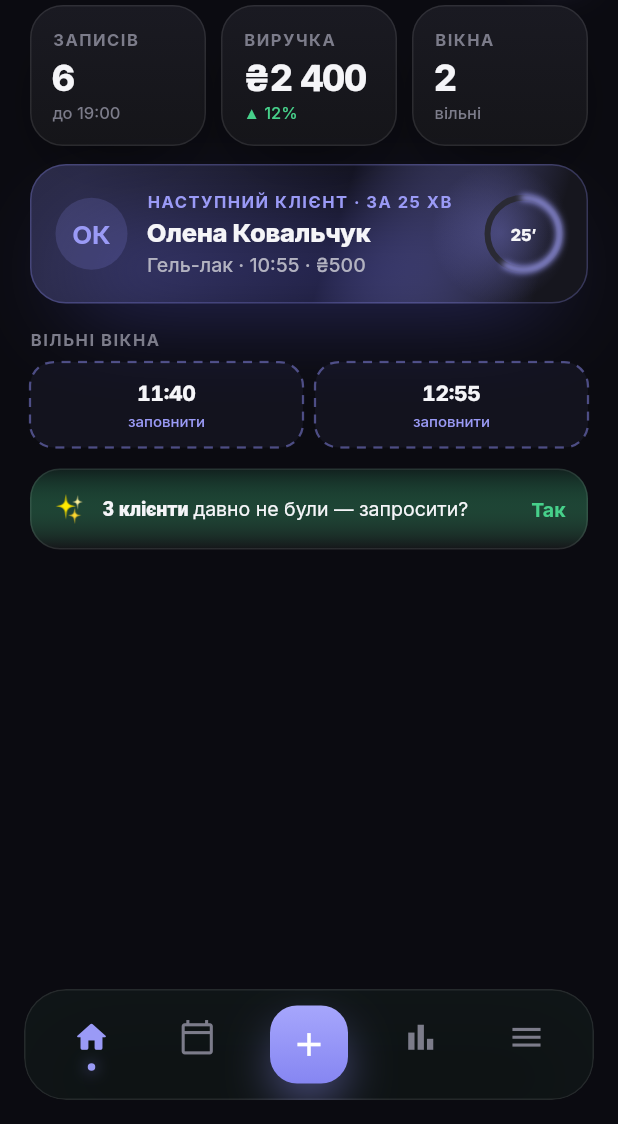
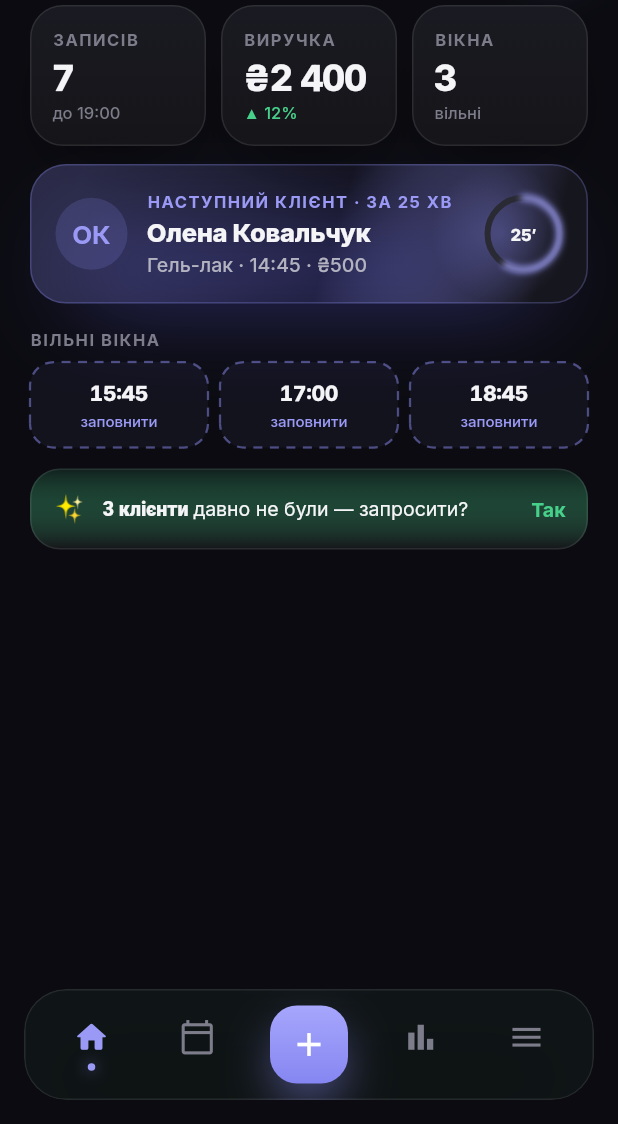
Before and after one commit to wf6zn6n9wm-ux/Shopik, a Flutter app: the screen it shows after launch, on a phone screen of 412 x 824 dp, the part 112-1236 px from its top. Run offline on Flutter 3.47's test engine with Material 3 defaults, Android fonts, the phone set to English and light mode, and no system bars; our stand-ins replace drift, drift_flutter, flutter_riverpod, go_router, google_fonts; accounts and stored records are empty; generated files the repository leaves out were written again.

Commit message:
fix(home): deterministic daytime demo clock, 3 free windows, fix revenue wrap
- Demo clock anchored to today 14:20 so dashboard/calendar always render the
  daytime mockup scenario regardless of CI render time (avoids midnight-UTC
  artifacts).
- Seed: fixed clock-time appointments (4 completed = ₴2 400, next 14:45,
  spaced to yield 3 daytime free windows), + client Юлія Савчук.
- Free-window logic relative to now, gaps ≥40min to 20:00.
- ZStatCard value uses FittedBox to prevent ₴2 400 wrapping.

```diff
--- a/nova/lib/data/providers.dart
+++ b/nova/lib/data/providers.dart
@@ -1,6 +1,7 @@
 import 'package:flutter/foundation.dart';
 import 'package:flutter_riverpod/flutter_riverpod.dart';
 
+import '../core/time/demo_clock.dart';
 import '../domain/models.dart';
 import '../domain/repositories.dart';
 import 'db/database.dart';
@@ -115,7 +116,7 @@ class DashboardData {
 final dashboardProvider = Provider<DashboardData>((ref) {
   final appts =
       ref.watch(dayAppointmentsProvider).value ?? const <Appointment>[];
-  final now = DateTime.now();
+  final now = demoNow();
 
   final revenue = appts
       .where((a) => a.status == AppointmentStatus.completed)
@@ -132,26 +133,23 @@ final dashboardProvider = Provider<DashboardData>((ref) {
   final minutesToNext =
       next == null ? 0 : next.start.difference(now).inMinutes.clamp(0, 999);
 
-  // Вільні вікна: гепи ≥30 хв у робочих годинах (10:00–19:00), майбутні.
-  final dayStart = DateTime(now.year, now.month, now.day, 10);
-  final dayEnd = DateTime(now.year, now.month, now.day, 19);
+  // Вільні вікна: гепи ≥40 хв від «зараз» до кінця робочого дня (20:00).
+  final dayEnd = DateTime(now.year, now.month, now.day, 20);
   final busy = appts
-      .where((a) => a.status != AppointmentStatus.cancelled)
+      .where((a) => a.status != AppointmentStatus.cancelled && a.end.isAfter(now))
       .map((a) => (a.start, a.end))
       .toList()
     ..sort((x, y) => x.$1.compareTo(y.$1));
   final windows = <DateTime>[];
-  var cursor = dayStart.isAfter(now) ? dayStart : _ceilTo15(now);
+  var cursor = now;
   for (final b in busy) {
-    if (b.$1.isAfter(cursor) && b.$1.difference(cursor).inMinutes >= 30) {
-      if (cursor.isAfter(now)) windows.add(cursor);
+    if (b.$1.isAfter(cursor) && b.$1.difference(cursor).inMinutes >= 40) {
+      windows.add(_ceilTo15(cursor));
     }
     if (b.$2.isAfter(cursor)) cursor = b.$2;
   }
-  if (cursor.isBefore(dayEnd) &&
-      dayEnd.difference(cursor).inMinutes >= 30 &&
-      cursor.isAfter(now)) {
-    windows.add(cursor);
+  if (cursor.isBefore(dayEnd) && dayEnd.difference(cursor).inMinutes >= 40) {
+    windows.add(_ceilTo15(cursor));
   }
 
   return DashboardData(
--- a/nova/lib/ui/z.dart
+++ b/nova/lib/ui/z.dart
@@ -283,9 +283,15 @@ class ZStatCard extends StatelessWidget {
         children: [
           ZLabel(label),
           const SizedBox(height: 4),
-          Text(value,
-              style: AppTypography.tabular(AppTypography.title1(k.ink))
-                  .copyWith(fontSize: 24)),
+          FittedBox(
+            fit: BoxFit.scaleDown,
+            alignment: Alignment.centerLeft,
+            child: Text(value,
+                maxLines: 1,
+                softWrap: false,
+                style: AppTypography.tabular(AppTypography.title1(k.ink))
+                    .copyWith(fontSize: 24)),
+          ),
           if (sub != null) ...[
             const SizedBox(height: 2),
             Text(sub!,
```
Also changed, not shown: nova/lib/core/time/demo_clock.dart (added, +14 -0 lines), nova/lib/data/db/database.dart (+26 -9 lines).
